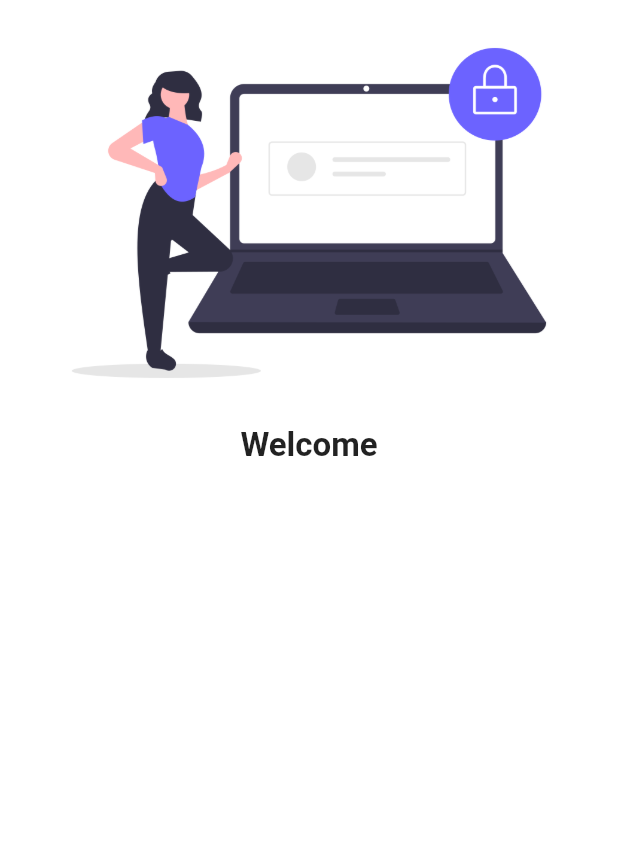
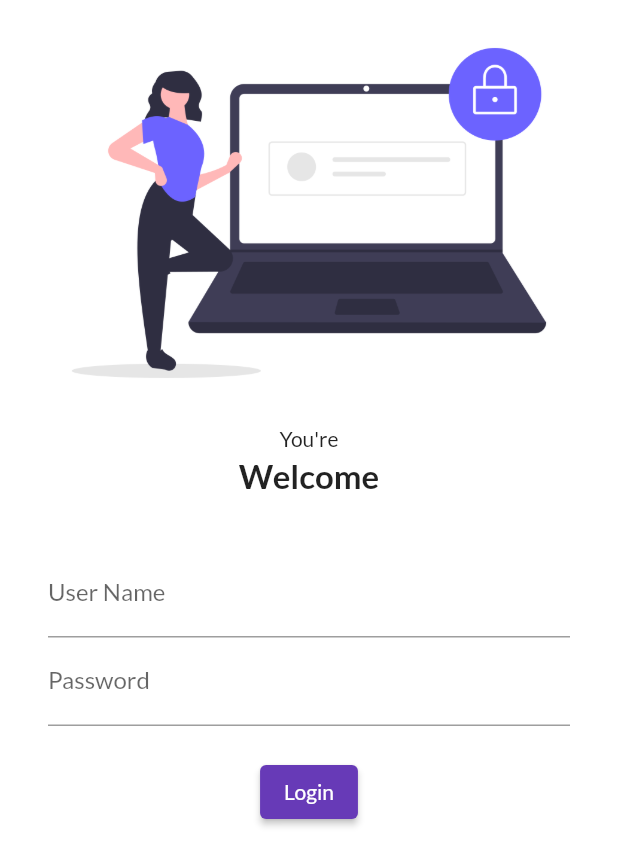
Before and after one commit to sidcodez/300DayOfFlutter, a Flutter app: the screen it shows after launch, on a phone screen of 412 x 824 dp. Shown: the top 866 px of the screen. Run offline on Flutter 3.47's test engine with Material 2 defaults, Android fonts, the phone set to English and light mode, and no system bars; our stand-ins replace google_fonts.

Commit message:
Day 5 Completed

```diff
--- a/lib/login_page.dart
+++ b/lib/login_page.dart
@@ -1,24 +1,56 @@
 import 'package:flutter/material.dart';
-
 
 class LoginPage extends StatelessWidget {
   @override
   Widget build(BuildContext context) {
     return Material(
         color: Colors.white,
-      child: Column
-      (children: [
-        Image.asset("assets/images/login_image.png",
+        child: Column(
+          children: [
+            Image.asset(
+              "assets/images/login_image.png",
               fit: BoxFit.cover,
             ),
-        Text("Welcome",
+            SizedBox(
+              height: 20.0,
+              child: Text("You're"),
+            ),
+            Text(
+              "Welcome",
               style: TextStyle(
                 fontSize: 22,
                 fontWeight: FontWeight.bold,
               ),
+            ),
+            SizedBox(
+              height: 20.0,
+            ),
+            Padding(
+              padding:
+                  const EdgeInsets.symmetric(vertical: 16.0, horizontal: 32.0),
+              child: Column(
+                children: [
+                  TextFormField(
+                      decoration: InputDecoration(
+                          hintText: 'Enter User Name', labelText: "User Name")),
+                  TextFormField(
+                      obscureText: true,
+                      decoration: InputDecoration(
+                          hintText: 'Enter Password', labelText: "Password")),
+                  SizedBox(
+                    height: 20.0,
+                  ),
+                  ElevatedButton(
+                    child: Text("Login"),
+                    style: ButtonStyle(),
+                    onPressed: () {
+                      print("Hi Sid");
+                    },
+                  ),
+                ],
+              ),
             )
           ],
-      )
-      );
+        ));
   }
 }
--- a/lib/main.dart
+++ b/lib/main.dart
@@ -16,7 +16,8 @@ class MyApp extends StatelessWidget {
       themeMode: ThemeMode.light,
       theme: ThemeData(
         primarySwatch: Colors.deepPurple,
-        primaryTextTheme: GoogleFonts.latoTextTheme()),
+        fontFamily: GoogleFonts.lato().fontFamily,
+        ),
       darkTheme: ThemeData(
         brightness: Brightness.dark,
       ),
```
Lines whose indentation alone changed are shown as unchanged.
